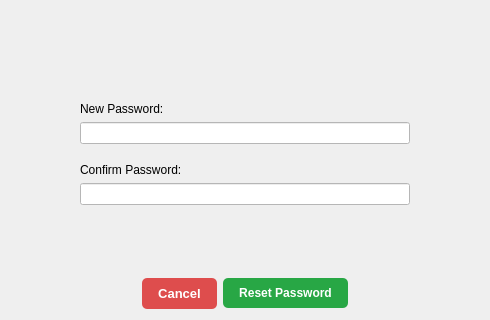
Qt form UI/Auth/ForgotPassword/forgot_password2.ui (PlaTwo-project/PlaTwo) before a commit; both pictures show x 331 to 821 and y 320 to 640 of the 1152 by 640 pixel window.
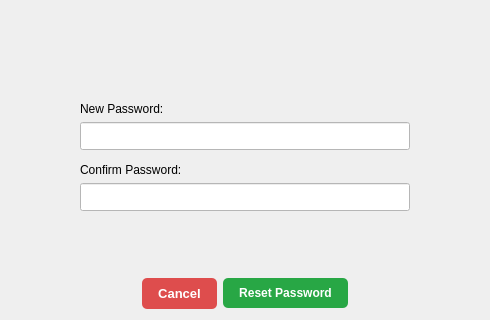
The same form after that commit.

What changed in the file:
```diff
--- a/UI/Auth/ForgotPassword/forgot_password2.ui
+++ b/UI/Auth/ForgotPassword/forgot_password2.ui
@@ -86,6 +86,12 @@
          <verstretch>20</verstretch>
         </sizepolicy>
        </property>
+       <property name="minimumSize">
+        <size>
+         <width>0</width>
+         <height>28</height>
+        </size>
+       </property>
        <property name="styleSheet">
         <string notr="true">QLineEdit {
     background-color: White;
@@ -113,6 +119,12 @@
          <verstretch>50</verstretch>
         </sizepolicy>
        </property>
+       <property name="minimumSize">
+        <size>
+         <width>0</width>
+         <height>28</height>
+        </size>
+       </property>
        <property name="styleSheet">
         <string notr="true">QLineEdit {
     background-color: White;
```
